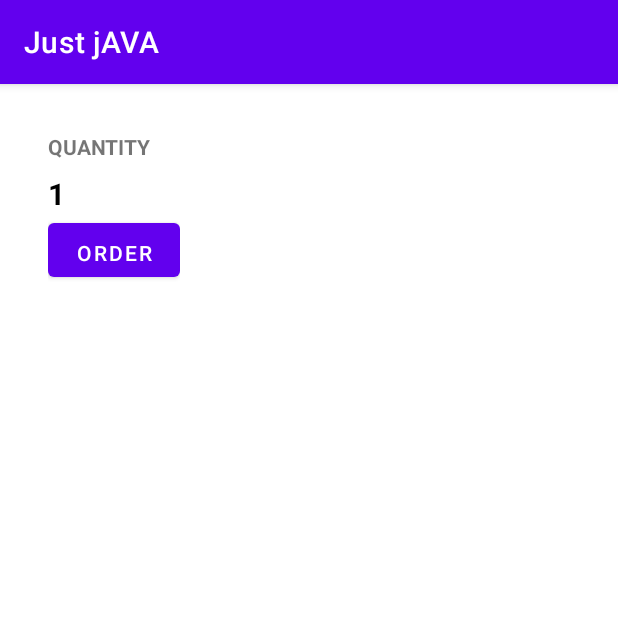
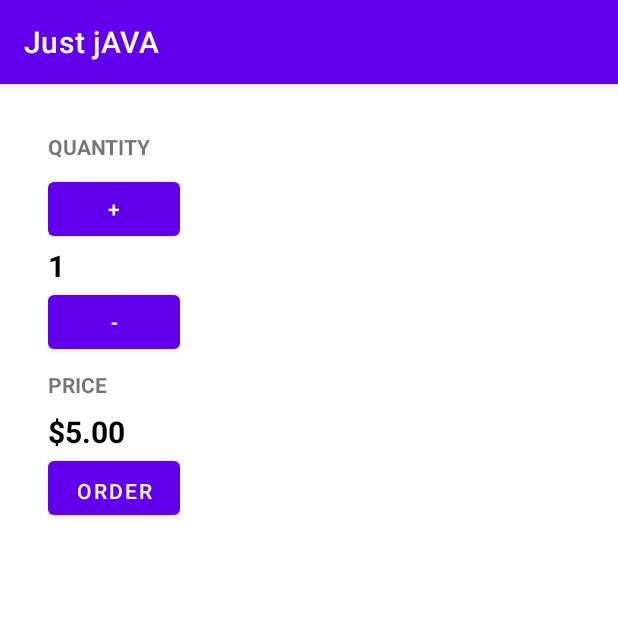
Before and after one commit to electramite/Android, an Android app: the screen it shows after launch (MainActivity), after a tap on "ORDER", on a phone screen of 412 x 824 dp, the top half of it. Run offline under Robolectric (Android 15) with nearby library versions, the phone set to English and light mode, and no system bars.

Commit message:
justJAVA

```diff
--- a/JustjAVA/app/src/main/java/com/example/justjava/MainActivity.java
+++ b/JustjAVA/app/src/main/java/com/example/justjava/MainActivity.java
@@ -7,7 +7,10 @@ import android.view.View;
 import android.widget.TextView;
 import android.widget.Toast;
 
+import java.text.NumberFormat;
+
 public class MainActivity extends AppCompatActivity {
+    int q =1;
 
     @Override
     protected void onCreate(Bundle savedInstanceState) {
@@ -15,11 +18,30 @@ public class MainActivity extends AppCompatActivity {
         setContentView(R.layout.activity_main);
     }
     public void submitOrder(View view){
-        display(1);
+        if(q==0){
+            Toast.makeText(this, "Add More Coffee", Toast.LENGTH_SHORT).show();
+            displayPrice(0);
+        }
+        else{
+            displayPrice(q*5);
+            Toast.makeText(this, "Order Placed", Toast.LENGTH_SHORT).show();
+        }
+    }
+
+    public void increment(View view){
+        q++;
+        display(q);
+    }
+    public void decrement(View view){
+        if(q>0) q--;
+        display(q);
     }
     private void display(int number) {
         TextView quantityTextView = (TextView) findViewById(R.id.quantity_text_view);
-        Toast.makeText(this, "Hi", Toast.LENGTH_SHORT).show();
         quantityTextView.setText("" + number);
     }
+    private void displayPrice(int number) {
+        TextView priceTextView = (TextView) findViewById(R.id.price_text_view);
+        priceTextView.setText(NumberFormat.getCurrencyInstance().format(number));
+    }
 }
--- a/JustjAVA/app/src/main/res/layout/activity_main.xml
+++ b/JustjAVA/app/src/main/res/layout/activity_main.xml
@@ -31,17 +31,49 @@
             android:text="QUANTITY"
             android:textStyle="bold" />
 
+        <Button
+            android:id="@+id/plus"
+            android:layout_width="wrap_content"
+            android:layout_height="wrap_content"
+            android:layout_marginTop="8dp"
+            android:onClick="increment"
+            android:text="+" />
+
         <TextView
             android:id="@+id/quantity_text_view"
             android:layout_width="match_parent"
             android:layout_height="wrap_content"
             android:onClick="submitOrder"
-            android:paddingTop="8dp"
-            android:text="0"
+            android:text="1"
             android:textColor="#000000"
             android:textSize="20sp"
             android:textStyle="bold"
             tools:ignore="TouchTargetSizeCheck" />
+
+        <Button
+            android:id="@+id/minus"
+            android:layout_width="match_parent"
+            android:layout_height="wrap_content"
+            android:onClick="decrement"
+            android:text="-" />
+
+        <TextView
+            android:id="@+id/textView4"
+            android:layout_width="wrap_content"
+            android:layout_height="wrap_content"
+            android:paddingTop="8dp"
+            android:text="PRICE"
+            android:textStyle="bold" />
+
+        <TextView
+            android:id="@+id/price_text_view"
+            android:layout_width="match_parent"
+            android:layout_height="wrap_content"
+            android:paddingTop="8dp"
+            android:text="$5.00"
+            android:textColor="#000000"
+            android:textSize="20sp"
+            android:textStyle="bold" />
 
         <Button
             android:id="@+id/button"
@@ -52,4 +84,5 @@
             android:text="Order" />
 
     </LinearLayout>
+
 </androidx.constraintlayout.widget.ConstraintLayout>
```
